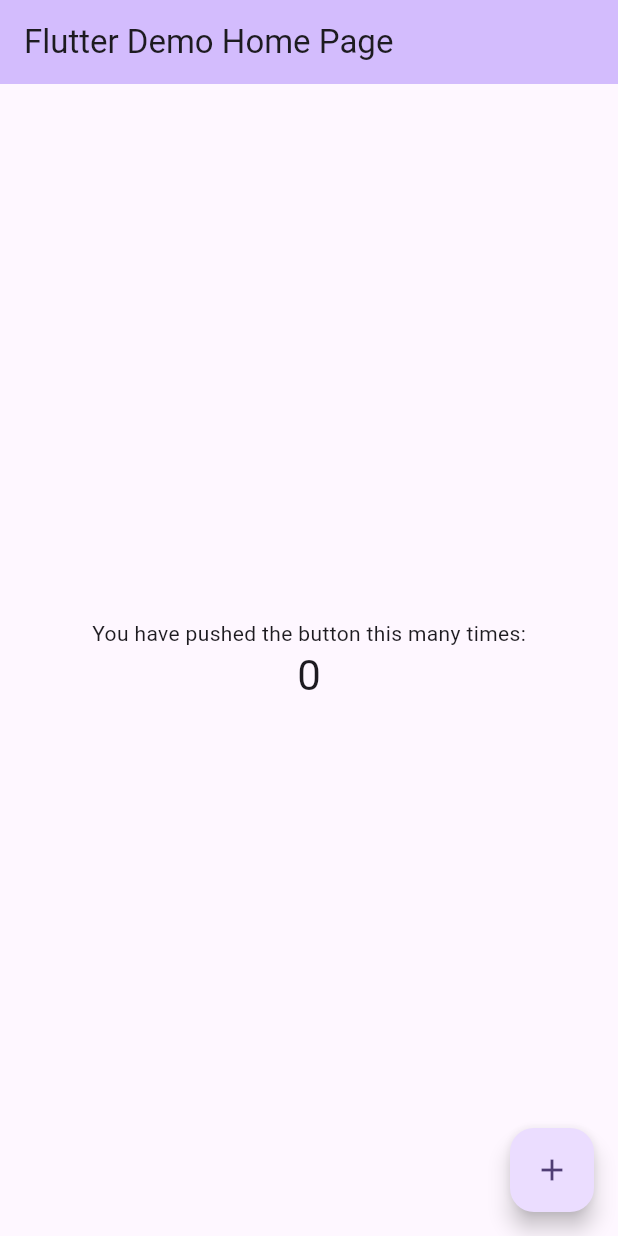
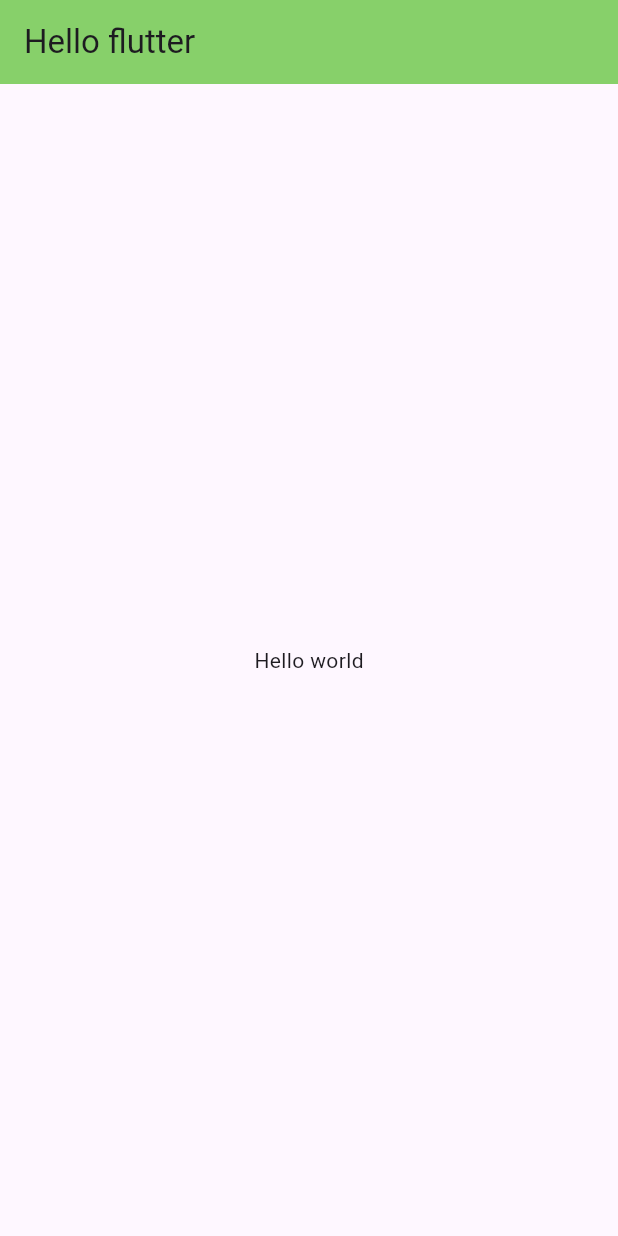
Before and after one commit to BaekSiyoon/StatelessWidget, a Flutter app: the screen it shows after launch, on a phone screen of 412 x 824 dp. Run offline on Flutter 3.47's test engine with Material 3 defaults, Android fonts, the phone set to English and light mode, and no system bars.

Commit message:
appBar and body

```diff
--- a/lib/main.dart
+++ b/lib/main.dart
@@ -1,125 +1,23 @@
 import 'package:flutter/material.dart';
 
 void main() {
-  runApp(const MyApp());
+  runApp(App());
 }
 
-class MyApp extends StatelessWidget {
-  const MyApp({super.key});
-
-  // This widget is the root of your application.
-  @override
-  Widget build(BuildContext context) {
-    return MaterialApp(
-      title: 'Flutter Demo',
-      theme: ThemeData(
-        // This is the theme of your application.
-        //
-        // TRY THIS: Try running your application with "flutter run". You'll see
-        // the application has a purple toolbar. Then, without quitting the app,
-        // try changing the seedColor in the colorScheme below to Colors.green
-        // and then invoke "hot reload" (save your changes or press the "hot
-        // reload" button in a Flutter-supported IDE, or press "r" if you used
-        // the command line to start the app).
-        //
-        // Notice that the counter didn't reset back to zero; the application
-        // state is not lost during the reload. To reset the state, use hot
-        // restart instead.
-        //
-        // This works for code too, not just values: Most code changes can be
-        // tested with just a hot reload.
-        colorScheme: ColorScheme.fromSeed(seedColor: Colors.deepPurple),
-        useMaterial3: true,
-      ),
-      home: const MyHomePage(title: 'Flutter Demo Home Page'),
-    );
-  }
-}
-
-class MyHomePage extends StatefulWidget {
-  const MyHomePage({super.key, required this.title});
-
-  // This widget is the home page of your application. It is stateful, meaning
-  // that it has a State object (defined below) that contains fields that affect
-  // how it looks.
-
-  // This class is the configuration for the state. It holds the values (in this
-  // case the title) provided by the parent (in this case the App widget) and
-  // used by the build method of the State. Fields in a Widget subclass are
-  // always marked "final".
-
-  final String title;
-
-  @override
-  State<MyHomePage> createState() => _MyHomePageState();
-}
-
-class _MyHomePageState extends State<MyHomePage> {
-  int _counter = 0;
-
-  void _incrementCounter() {
-    setState(() {
-      // This call to setState tells the Flutter framework that something has
-      // changed in this State, which causes it to rerun the build method below
-      // so that the display can reflect the updated values. If we changed
-      // _counter without calling setState(), then the build method would not be
-      // called again, and so nothing would appear to happen.
-      _counter++;
-    });
-  }
+class App extends StatelessWidget{
 
   @override
   Widget build(BuildContext context) {
-    // This method is rerun every time setState is called, for instance as done
-    // by the _incrementCounter method above.
-    //
-    // The Flutter framework has been optimized to make rerunning build methods
-    // fast, so that you can just rebuild anything that needs updating rather
-    // than having to individually change instances of widgets.
-    return Scaffold(
+   return MaterialApp(
+    home: Scaffold(
       appBar: AppBar(
-        // TRY THIS: Try changing the color here to a specific color (to
-        // Colors.amber, perhaps?) and trigger a hot reload to see the AppBar
-        // change color while the other colors stay the same.
-        backgroundColor: Theme.of(context).colorScheme.inversePrimary,
-        // Here we take the value from the MyHomePage object that was created by
-        // the App.build method, and use it to set our appbar title.
-        title: Text(widget.title),
+        title: Text('Hello flutter'),
+        backgroundColor: const Color.fromARGB(255, 135, 208, 106),
       ),
       body: Center(
-        // Center is a layout widget. It takes a single child and positions it
-        // in the middle of the parent.
-        child: Column(
-          // Column is also a layout widget. It takes a list of children and
-          // arranges them vertically. By default, it sizes itself to fit its
-          // children horizontally, and tries to be as tall as its parent.
-          //
-          // Column has various properties to control how it sizes itself and
-          // how it positions its children. Here we use mainAxisAlignment to
-          // center the children vertically; the main axis here is the vertical
-          // axis because Columns are vertical (the cross axis would be
-          // horizontal).
-          //
-          // TRY THIS: Invoke "debug painting" (choose the "Toggle Debug Paint"
-          // action in the IDE, or press "p" in the console), to see the
-          // wireframe for each widget.
-          mainAxisAlignment: MainAxisAlignment.center,
-          children: <Widget>[
-            const Text(
-              'You have pushed the button this many times:',
-            ),
-            Text(
-              '$_counter',
-              style: Theme.of(context).textTheme.headlineMedium,
-            ),
-          ],
-        ),
-      ),
-      floatingActionButton: FloatingActionButton(
-        onPressed: _incrementCounter,
-        tooltip: 'Increment',
-        child: const Icon(Icons.add),
-      ), // This trailing comma makes auto-formatting nicer for build methods.
-    );
+        child:  Text('Hello world'),
+      )
+    ),
+   );
   }
 }
```
Also changed, not shown: 1 other file.
